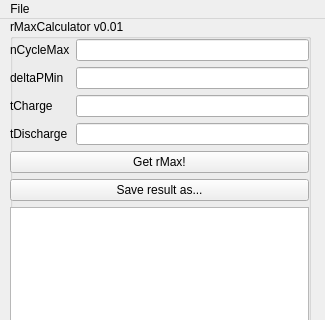
This is ess_qt/mainwindow.ui in DaopingWang/ess_model as Qt 5 draws it before an edit; both pictures show x 0 to 325 and y 0 to 320 of the 325 by 510 pixel window. The edited form follows.
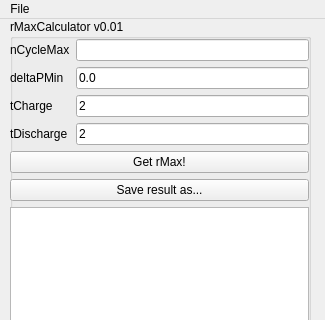
This is the edited form.

Diff of the .ui file:
```diff
--- a/ess_qt/mainwindow.ui
+++ b/ess_qt/mainwindow.ui
@@ -64,7 +64,11 @@
        </widget>
       </item>
       <item row="2" column="1">
-       <widget class="QLineEdit" name="deltaPMinEdit"/>
+       <widget class="QLineEdit" name="deltaPMinEdit">
+        <property name="text">
+         <string>0.0</string>
+        </property>
+       </widget>
       </item>
       <item row="4" column="0">
        <widget class="QLabel" name="tDischargeLabel">
@@ -74,7 +78,11 @@
        </widget>
       </item>
       <item row="4" column="1">
-       <widget class="QLineEdit" name="tDischargeEdit"/>
+       <widget class="QLineEdit" name="tDischargeEdit">
+        <property name="text">
+         <string>2</string>
+        </property>
+       </widget>
       </item>
       <item row="2" column="0">
        <widget class="QLabel" name="deltaPMinLabel">
@@ -84,7 +92,11 @@
        </widget>
       </item>
       <item row="3" column="1">
-       <widget class="QLineEdit" name="tChargeEdit"/>
+       <widget class="QLineEdit" name="tChargeEdit">
+        <property name="text">
+         <string>2</string>
+        </property>
+       </widget>
       </item>
       <item row="3" column="0">
        <widget class="QLabel" name="tChargeLabel">
```
